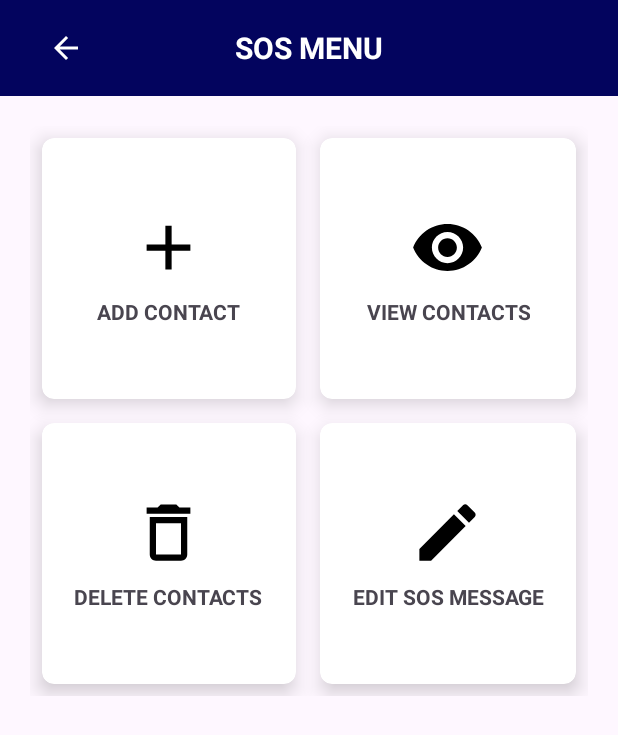
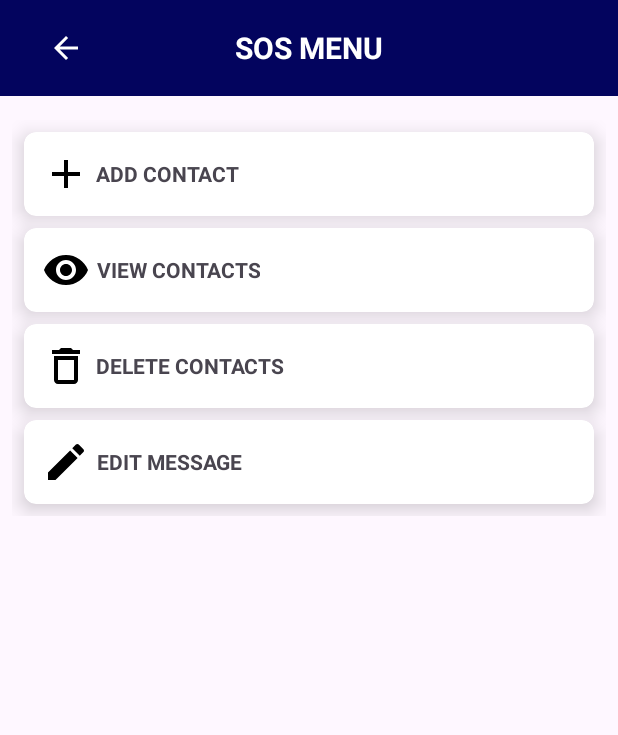
Before and after one commit to Mutale-Chanda/HealthAssistantApp, an Android app: the SOSMenuActivity screen opened directly, with no data from a screen before it, on a phone screen of 412 x 824 dp. Shown: the top 735 px of the screen. Run offline under Robolectric (Android 15) with nearby library versions, the phone set to English and light mode, and no system bars.

Commit message:
v2.0 changed SOS menu from grid to list

```diff
--- a/app/src/main/res/layout/activity_sosmenu.xml
+++ b/app/src/main/res/layout/activity_sosmenu.xml
@@ -35,25 +35,22 @@
             android:textStyle="bold" />
     </androidx.appcompat.widget.Toolbar>
 
-    <GridLayout
+    <LinearLayout
         android:id="@+id/SOSMenuGrid"
         android:layout_width="match_parent"
-        android:layout_height="380dp"
+        android:layout_height="wrap_content"
         android:layout_below="@+id/sos_toolbar"
-        android:layout_margin="20dp"
-        android:columnCount="2"
-        android:rowCount="2">
+        android:layout_marginHorizontal="8dp"
+        android:layout_marginVertical="16dp"
+        android:orientation="vertical">
 
         <androidx.cardview.widget.CardView
             android:id="@+id/addContact_option"
-            android:layout_width="wrap_content"
+            android:layout_width="match_parent"
             android:layout_height="wrap_content"
-            android:layout_row="0"
-            android:layout_rowWeight="1"
-            android:layout_column="0"
-            android:layout_columnWeight="1"
-            android:layout_gravity="fill"
-            android:layout_margin="8dp"
+            android:layout_marginBottom="8dp"
+            android:layout_marginTop="8dp"
+            android:layout_marginHorizontal="8dp"
             app:cardBackgroundColor="@color/white"
             app:cardCornerRadius="8dp"
             app:cardElevation="8dp">
@@ -61,14 +58,15 @@
             <LinearLayout
                 android:layout_width="wrap_content"
                 android:layout_height="wrap_content"
-                android:layout_gravity="center_vertical|center_horizontal"
+                android:layout_gravity="center_vertical"
                 android:gravity="center"
-                android:orientation="vertical">
+                android:padding="12dp"
+                android:orientation="horizontal">
 
                 <ImageView
-                    android:layout_width="wrap_content"
-                    android:layout_height="wrap_content"
-                    android:layout_marginBottom="8dp"
+                    android:layout_width="32dp"
+                    android:layout_height="32dp"
+                    android:layout_marginEnd="4dp"
                     android:contentDescription="@string/plus_icon"
                     android:src="@drawable/icon_add" />
 
@@ -84,14 +82,10 @@
 
         <androidx.cardview.widget.CardView
             android:id="@+id/viewContacts_option"
-            android:layout_width="wrap_content"
+            android:layout_width="match_parent"
             android:layout_height="wrap_content"
-            android:layout_row="0"
-            android:layout_rowWeight="1"
-            android:layout_column="1"
-            android:layout_columnWeight="1"
-            android:layout_gravity="fill"
-            android:layout_margin="8dp"
+            android:layout_marginBottom="8dp"
+            android:layout_marginHorizontal="8dp"
             app:cardBackgroundColor="@color/white"
             app:cardCornerRadius="8dp"
             app:cardElevation="8dp">
@@ -99,14 +93,16 @@
             <LinearLayout
                 android:layout_width="wrap_content"
                 android:layout_height="wrap_content"
-                android:layout_gravity="center_vertical|center_horizontal"
+                android:layout_gravity="center_vertical"
                 android:gravity="center"
-                android:orientation="vertical">
+                android:padding="12dp"
+                android:orientation="horizontal">
 
                 <ImageView
-                    android:layout_width="wrap_content"
-                    android:layout_height="wrap_content"
-                    android:layout_marginBottom="8dp"
+                    android:layout_width="32dp"
+                    android:layout_height="32dp"
+                    android:layout_marginEnd="4dp"
+                    android:layout_marginHorizontal="4dp"
                     android:contentDescription="@string/view_icon"
                     android:src="@drawable/icon_view" />
 
@@ -122,14 +118,10 @@
 
         <androidx.cardview.widget.CardView
             android:id="@+id/deleteContacts_option"
-            android:layout_width="wrap_content"
+            android:layout_width="match_parent"
             android:layout_height="wrap_content"
-            android:layout_row="1"
-            android:layout_rowWeight="1"
-            android:layout_column="0"
-            android:layout_columnWeight="1"
-            android:layout_gravity="fill"
-            android:layout_margin="8dp"
+            android:layout_marginBottom="8dp"
+            android:layout_marginHorizontal="8dp"
             app:cardBackgroundColor="@color/white"
             app:cardCornerRadius="8dp"
             app:cardElevation="8dp">
@@ -137,14 +129,15 @@
             <LinearLayout
                 android:layout_width="wrap_content"
                 android:layout_height="wrap_content"
-                android:layout_gravity="center_vertical|center_horizontal"
+                android:layout_gravity="center_vertical"
                 android:gravity="center"
-                android:orientation="vertical">
+                android:padding="12dp"
+                android:orientation="horizontal">
 
                 <ImageView
-                    android:layout_width="wrap_content"
-                    android:layout_height="wrap_content"
-                    android:layout_marginBottom="8dp"
+                    android:layout_width="32dp"
+                    android:layout_height="32dp"
+                    android:layout_marginEnd="4dp"
                     android:contentDescription="@string/delete_icon"
                     android:src="@drawable/icon_delete_outline" />
 
@@ -160,14 +153,10 @@
 
         <androidx.cardview.widget.CardView
             android:id="@+id/editMsg_option"
-            android:layout_width="wrap_content"
+            android:layout_width="match_parent"
             android:layout_height="wrap_content"
-            android:layout_row="1"
-            android:layout_rowWeight="1"
-            android:layout_column="1"
-            android:layout_columnWeight="1"
-            android:layout_gravity="fill"
-            android:layout_margin="8dp"
+            android:layout_marginBottom="8dp"
+            android:layout_marginHorizontal="8dp"
             app:cardBackgroundColor="@color/white"
             app:cardCornerRadius="8dp"
             app:cardElevation="8dp">
@@ -175,14 +164,16 @@
             <LinearLayout
                 android:layout_width="wrap_content"
                 android:layout_height="wrap_content"
-                android:layout_gravity="center_vertical|center_horizontal"
+                android:layout_gravity="center_vertical"
                 android:gravity="center"
-                android:orientation="vertical">
+                android:padding="12dp"
+                android:orientation="horizontal">
 
                 <ImageView
-                    android:layout_width="wrap_content"
-                    android:layout_height="wrap_content"
-                    android:layout_marginBottom="8dp"
+                    android:layout_width="32dp"
+                    android:layout_height="32dp"
+                    android:layout_marginEnd="4dp"
+                    android:layout_marginHorizontal="4dp"
                     android:contentDescription="@string/edit_icon"
                     android:src="@drawable/icon_edit" />
 
@@ -195,7 +186,5 @@
 
             </LinearLayout>
         </androidx.cardview.widget.CardView>
-    </GridLayout>
-
-
+    </LinearLayout>
 </RelativeLayout>
--- a/app/src/main/res/values/strings.xml
+++ b/app/src/main/res/values/strings.xml
@@ -16,7 +16,7 @@
     <string name="view_contacts">VIEW CONTACTS</string>
     <string name="view_icon">view icon</string>
     <string name="delete_contacts">DELETE CONTACTS</string>
-    <string name="edit_sos_message">EDIT SOS MESSAGE</string>
+    <string name="edit_sos_message">EDIT MESSAGE</string>
     <string name="edit_icon">edit icon</string>
     <string name="sos">SOS</string>
     <string name="menu">MENU</string>
```
Also changed, not shown: 3 other files.
